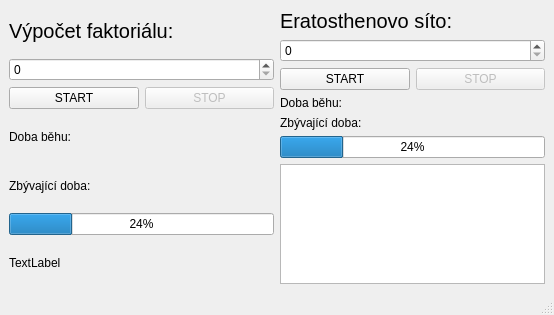
Old version of the form mainwindow.ui in the repository vashaty/ThreadsTask.
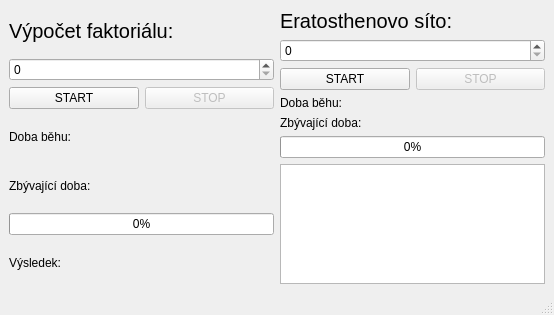
New version of the form.

Patch:
```diff
--- a/mainwindow.ui
+++ b/mainwindow.ui
@@ -14,7 +14,7 @@
    <string>MainWindow</string>
   </property>
   <widget class="QWidget" name="centralwidget">
-   <layout class="QHBoxLayout" name="horizontalLayout_8">
+   <layout class="QHBoxLayout" name="horizontalLayout_9">
     <item>
      <layout class="QVBoxLayout" name="verticalLayout">
       <item>
@@ -92,16 +92,27 @@
       <item>
        <widget class="QProgressBar" name="progressBarFac">
         <property name="value">
-         <number>24</number>
+         <number>0</number>
+        </property>
+       </widget>
+      </item>
+      <item>
+       <layout class="QHBoxLayout" name="horizontalLayout_8" stretch="0,2">
+        <item>
+         <widget class="QLabel" name="label_7">
+          <property name="text">
+           <string>Výsledek:</string>
         </property>
        </widget>
       </item>
       <item>
        <widget class="QLabel" name="labelFactResult">
         <property name="text">
-         <string>TextLabel</string>
-        </property>
-       </widget>
+           <string/>
+          </property>
+         </widget>
+        </item>
+       </layout>
       </item>
      </layout>
     </item>
@@ -186,7 +197,7 @@
       <item>
        <widget class="QProgressBar" name="progressBarEra">
         <property name="value">
-         <number>24</number>
+         <number>0</number>
         </property>
        </widget>
       </item>
```
Lines whose indentation alone changed are shown as unchanged.
